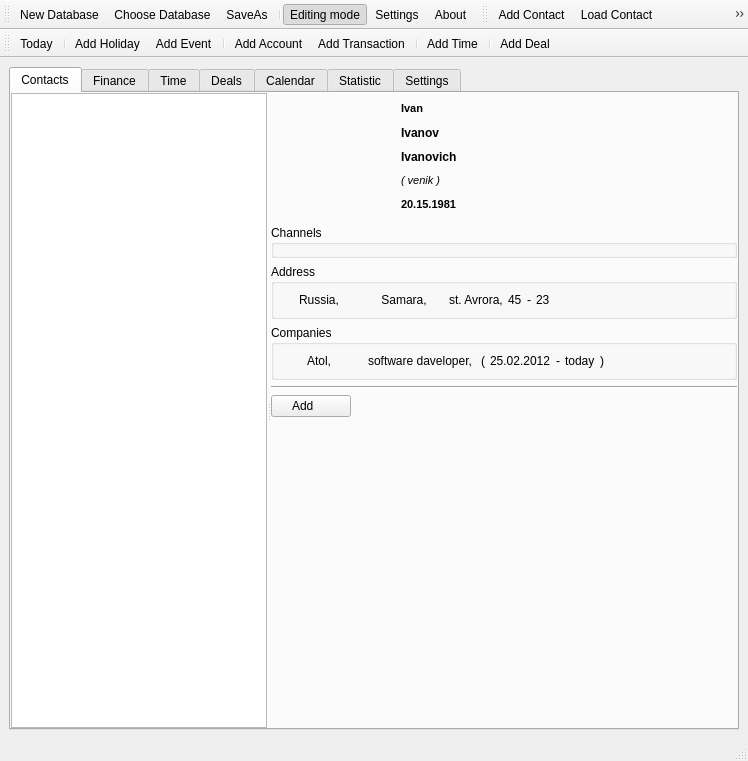
Qt form trunk/Organizer/OrganizerView.ui (konradlst/Organizer) before a commit.
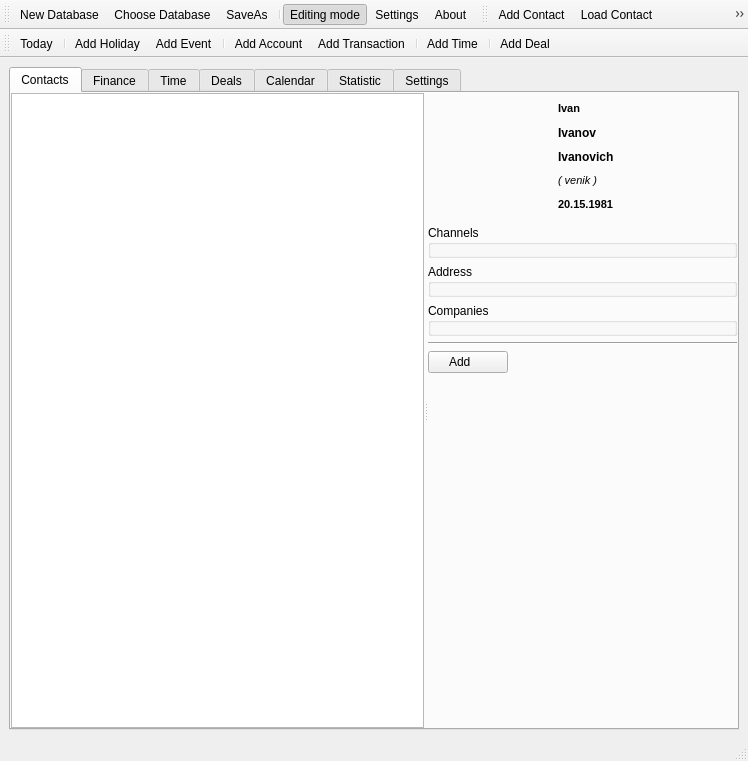
The same form after that commit. Icons and pictures are not drawn. Custom widgets are drawn as their Qt base class.

Commit message: [FEATURE] : realize company and address views

The edit to the form file:
```diff
--- a/trunk/Organizer/OrganizerView.ui
+++ b/trunk/Organizer/OrganizerView.ui
@@ -256,147 +256,6 @@
             <property name="bottomMargin">
              <number>5</number>
             </property>
-            <item>
-             <layout class="QHBoxLayout" name="horizontalLayout_7">
-              <item>
-               <widget class="QPushButton" name="pushButton_7">
-                <property name="sizePolicy">
-                 <sizepolicy hsizetype="Fixed" vsizetype="Fixed">
-                  <horstretch>0</horstretch>
-                  <verstretch>0</verstretch>
-                 </sizepolicy>
-                </property>
-                <property name="cursor">
-                 <cursorShape>PointingHandCursor</cursorShape>
-                </property>
-                <property name="text">
-                 <string>Russia,</string>
-                </property>
-                <property name="flat">
-                 <bool>true</bool>
-                </property>
-               </widget>
-              </item>
-              <item>
-               <widget class="QPushButton" name="pushButton_8">
-                <property name="sizePolicy">
-                 <sizepolicy hsizetype="Fixed" vsizetype="Fixed">
-                  <horstretch>0</horstretch>
-                  <verstretch>0</verstretch>
-                 </sizepolicy>
-                </property>
-                <property name="cursor">
-                 <cursorShape>PointingHandCursor</cursorShape>
-                </property>
-                <property name="text">
-                 <string>Samara,</string>
-                </property>
-                <property name="flat">
-                 <bool>true</bool>
-                </property>
-               </widget>
-              </item>
-              <item>
-               <widget class="QLabel" name="label_6">
-                <property name="sizePolicy">
-                 <sizepolicy hsizetype="Fixed" vsizetype="Preferred">
-                  <horstretch>0</horstretch>
-                  <verstretch>0</verstretch>
-                 </sizepolicy>
-                </property>
-                <property name="text">
-                 <string>st. Avrora,</string>
-                </property>
-               </widget>
-              </item>
-              <item>
-               <widget class="QLabel" name="label_7">
-                <property name="sizePolicy">
-                 <sizepolicy hsizetype="Fixed" vsizetype="Preferred">
-                  <horstretch>0</horstretch>
-                  <verstretch>0</verstretch>
-                 </sizepolicy>
-                </property>
-                <property name="text">
-                 <string>45</string>
-                </property>
-               </widget>
-              </item>
-              <item>
-               <widget class="QLabel" name="label_9">
-                <property name="text">
-                 <string>-</string>
-                </property>
-               </widget>
-              </item>
-              <item>
-               <widget class="QLabel" name="label_8">
-                <property name="sizePolicy">
-                 <sizepolicy hsizetype="Fixed" vsizetype="Preferred">
-                  <horstretch>0</horstretch>
-                  <verstretch>0</verstretch>
-                 </sizepolicy>
-                </property>
-                <property name="text">
-                 <string>23</string>
-                </property>
-               </widget>
-              </item>
-              <item>
-               <spacer name="horizontalSpacer_2">
-                <property name="orientation">
-                 <enum>Qt::Horizontal</enum>
-                </property>
-                <property name="sizeHint" stdset="0">
-                 <size>
-                  <width>40</width>
-                  <height>20</height>
-                 </size>
-                </property>
-               </spacer>
-              </item>
-              <item>
-               <widget class="QPushButton" name="pushButton_6">
-                <property name="sizePolicy">
-                 <sizepolicy hsizetype="Fixed" vsizetype="Fixed">
-                  <horstretch>0</horstretch>
-                  <verstretch>0</verstretch>
-                 </sizepolicy>
-                </property>
-                <property name="text">
-                 <string/>
-                </property>
-                <property name="icon">
-                 <iconset resource="res.qrc">
-                  <normaloff>:/detailInfo</normaloff>:/detailInfo</iconset>
-                </property>
-                <property name="flat">
-                 <bool>true</bool>
-                </property>
-               </widget>
-              </item>
-              <item>
-               <widget class="QPushButton" name="pushButton_9">
-                <property name="sizePolicy">
-                 <sizepolicy hsizetype="Fixed" vsizetype="Fixed">
-                  <horstretch>0</horstretch>
-                  <verstretch>0</verstretch>
-                 </sizepolicy>
-                </property>
-                <property name="text">
-                 <string/>
-                </property>
-                <property name="icon">
-                 <iconset resource="res.qrc">
-                  <normaloff>:/delete</normaloff>:/delete</iconset>
-                </property>
-                <property name="flat">
-                 <bool>true</bool>
-                </property>
-               </widget>
-              </item>
-             </layout>
-            </item>
            </layout>
           </widget>
          </item>
@@ -427,154 +286,6 @@
             <property name="bottomMargin">
              <number>5</number>
             </property>
-            <item>
-             <layout class="QHBoxLayout" name="horizontalLayout_5">
-              <item>
-               <widget class="QPushButton" name="pushButton_5">
-                <property name="sizePolicy">
-                 <sizepolicy hsizetype="Fixed" vsizetype="Fixed">
-                  <horstretch>0</horstretch>
-                  <verstretch>0</verstretch>
-                 </sizepolicy>
-                </property>
-                <property name="cursor">
-                 <cursorShape>PointingHandCursor</cursorShape>
-                </property>
-                <property name="text">
-                 <string>Atol,</string>
-                </property>
-                <property name="flat">
-                 <bool>true</bool>
-                </property>
-               </widget>
-              </item>
-              <item>
-               <widget class="QPushButton" name="pushButton">
-                <property name="sizePolicy">
-                 <sizepolicy hsizetype="Fixed" vsizetype="Fixed">
-                  <horstretch>0</horstretch>
-                  <verstretch>0</verstretch>
-                 </sizepolicy>
-                </property>
-                <property name="cursor">
-                 <cursorShape>PointingHandCursor</cursorShape>
-                </property>
-                <property name="text">
-                 <string>software daveloper,</string>
-                </property>
-                <property name="flat">
-                 <bool>true</bool>
-                </property>
-               </widget>
-              </item>
-              <item>
-               <widget class="QLabel" name="label">
-                <property name="sizePolicy">
-                 <sizepolicy hsizetype="Fixed" vsizetype="Preferred">
-                  <horstretch>0</horstretch>
-                  <verstretch>0</verstretch>
-                 </sizepolicy>
-                </property>
-                <property name="text">
-                 <string>(</string>
-                </property>
-               </widget>
-              </item>
-              <item>
-               <widget class="QLabel" name="label_2">
-                <property name="sizePolicy">
-                 <sizepolicy hsizetype="Fixed" vsizetype="Preferred">
-                  <horstretch>0</horstretch>
-                  <verstretch>0</verstretch>
-                 </sizepolicy>
-                </property>
-                <property name="text">
-                 <string>25.02.2012</string>
-                </property>
-               </widget>
-              </item>
-              <item>
-               <widget class="QLabel" name="label_3">
-                <property name="sizePolicy">
-                 <sizepolicy hsizetype="Fixed" vsizetype="Preferred">
-                  <horstretch>0</horstretch>
-                  <verstretch>0</verstretch>
-                 </sizepolicy>
-                </property>
-                <property name="text">
-                 <string>-</string>
-                </property>
-               </widget>
-              </item>
-              <item>
-               <widget class="QLabel" name="label_4">
-                <property name="sizePolicy">
-                 <sizepolicy hsizetype="Fixed" vsizetype="Preferred">
-                  <horstretch>0</horstretch>
-                  <verstretch>0</verstretch>
-                 </sizepolicy>
-                </property>
-                <property name="text">
-                 <string>today</string>
-                </property>
-               </widget>
-              </item>
-              <item>
-               <widget class="QLabel" name="label_5">
-                <property name="sizePolicy">
-                 <sizepolicy hsizetype="Fixed" vsizetype="Preferred">
-                  <horstretch>0</horstretch>
-                  <verstretch>0</verstretch>
-                 </sizepolicy>
-                </property>
-                <property name="text">
-                 <string>)</string>
-                </property>
-               </widget>
-              </item>
-              <item>
-               <spacer name="horizontalSpacer">
-                <property name="orientation">
-                 <enum>Qt::Horizontal</enum>
-                </property>
-                <property name="sizeHint" stdset="0">
-                 <size>
-                  <width>40</width>
-                  <height>20</height>
-                 </size>
-                </property>
-               </spacer>
-              </item>
-              <item>
-               <widget class="QPushButton" name="pushButton_2">
-                <property name="text">
-                 <string/>
-                </property>
-                <property name="icon">
-                 <iconset resource="res.qrc">
-                  <normaloff>:/detailInfo</normaloff>:/detailInfo</iconset>
-                </property>
-                <property name="flat">
-                 <bool>true</bool>
-                </property>
-               </widget>
-              </item>
-              <item>
-               <widget class="QPushButton" name="pushButton_3">
-                <property name="text">
-                 <string/>
-                </property>
-                <property name="icon">
-                 <iconset resource="res.qrc">
-                  <normaloff>:/delete</normaloff>:/delete</iconset>
-                </property>
-                <property name="flat">
-                 <bool>true</bool>
-                </property>
-               </widget>
-              </item>
-             </layout>
-            </item>
            </layout>
           </widget>
          </item>
```
The commit also changes 5 other files.
